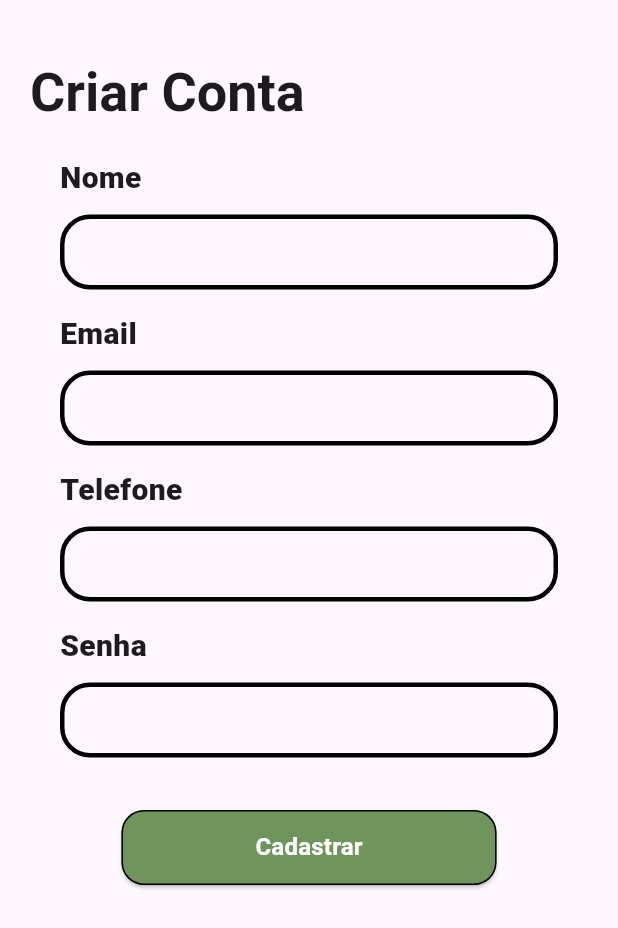
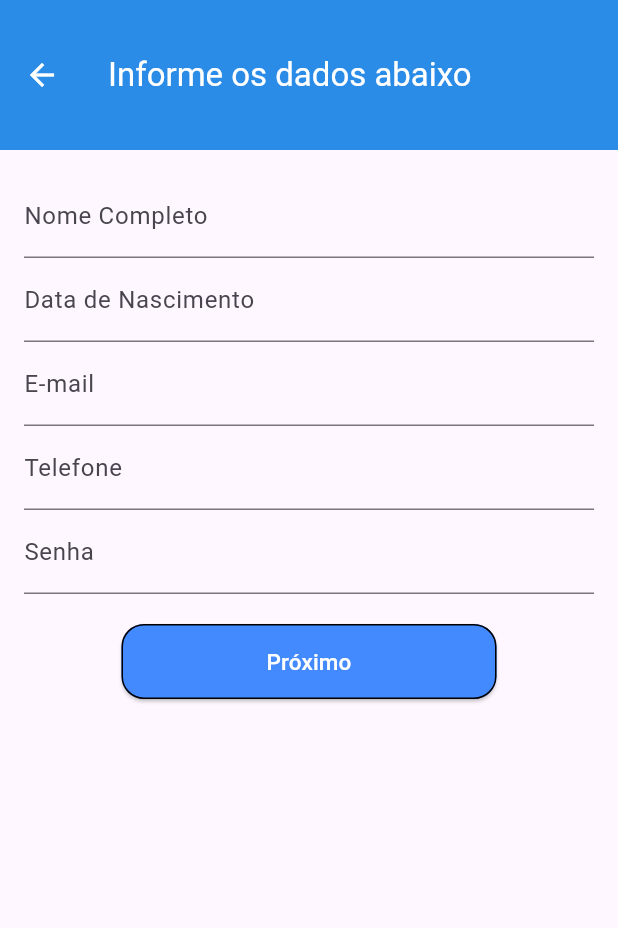
Before and after one commit to gianlucampos/cuida_mais_app, a Flutter app: the screen it shows after launch, after a tap on "Não tenho uma conta!", on a phone screen of 412 x 824 dp. Shown: the top 928 px of the screen. Run offline on Flutter 3.47's test engine with Material 3 defaults, Android fonts, the phone set to English and light mode, and no system bars.

Commit message:
Melhorando telas

```diff
--- /dev/null
+++ b/lib/component/app_bar_component.dart
@@ -0,0 +1,14 @@
+
+import 'package:flutter/material.dart';
+
+AppBar appBar(String title) {
+  return AppBar(
+    backgroundColor: Colors.blue,
+    toolbarHeight: 100,
+    elevation: 20,
+    iconTheme: const IconThemeData(
+      color: Colors.white
+    ),
+    title: Text(title, style: const TextStyle(color: Colors.white)),
+  );
+}
--- a/lib/component/elevated_button_component.dart
+++ b/lib/component/elevated_button_component.dart
@@ -12,7 +12,7 @@ Center elevatedButton(
       child: ElevatedButton(
         style: ButtonStyle(
           backgroundColor:
-              WidgetStateProperty.all<Color>(AppColors.greenSecondary),
+              WidgetStateProperty.all<Color>(Colors.blueAccent),
           shape: WidgetStateProperty.all<RoundedRectangleBorder>(
             RoundedRectangleBorder(
                 borderRadius: BorderRadius.circular(15),
--- a/lib/pages/home/caregiver_info_page.dart
+++ b/lib/pages/home/caregiver_info_page.dart
@@ -1,3 +1,4 @@
+import 'package:cuida_mais_app/component/app_bar_component.dart';
 import 'package:flutter/material.dart';
 
 class CaregiverInfoPage extends StatelessWidget {
@@ -6,9 +7,7 @@ class CaregiverInfoPage extends StatelessWidget {
   @override
   Widget build(BuildContext context) {
     return Scaffold(
-      appBar: AppBar(
-        title: const Text('Informações do cuidador'),
-      ),
+      appBar: appBar('Informações do cuidador'),
       body: const Padding(
         padding: EdgeInsets.symmetric(horizontal: 20, vertical: 40),
         child: Column(
--- /dev/null
+++ b/lib/pages/login/account_form_page.dart
@@ -0,0 +1,118 @@
+import 'package:cuida_mais_app/component/app_bar_component.dart';
+import 'package:cuida_mais_app/component/elevated_button_component.dart';
+import 'package:cuida_mais_app/pages/login/address_form_page.dart';
+import 'package:flutter/material.dart';
+
+class AccountFormPage extends StatefulWidget {
+  const AccountFormPage({super.key});
+
+  @override
+  AccountFormPageState createState() => AccountFormPageState();
+}
+
+class AccountFormPageState extends State<AccountFormPage> {
+  final _formKey = GlobalKey<FormState>();
+
+  // Controladores para os campos do formulário
+  final TextEditingController _nameController = TextEditingController();
+  final TextEditingController _birthDateController = TextEditingController();
+  final TextEditingController _emailController = TextEditingController();
+  final TextEditingController _phoneController = TextEditingController();
+  final TextEditingController _passwordController = TextEditingController();
+
+  @override
+  Widget build(BuildContext context) {
+    return Scaffold(
+      appBar: appBar('Informe os dados abaixo'),
+      body: Padding(
+        padding: const EdgeInsets.all(16.0),
+        child: Form(
+          key: _formKey,
+          child: ListView(
+            children: [
+              TextFormField(
+                controller: _nameController,
+                decoration: const InputDecoration(labelText: 'Nome Completo'),
+                validator: (value) {
+                  if (value == null || value.isEmpty) {
+                    return 'Por favor, insira seu nome completo.';
+                  }
+                  return null;
+                },
+              ),
+              TextFormField(
+                controller: _birthDateController,
+                decoration: const InputDecoration(labelText: 'Data de Nascimento'),
+                keyboardType: TextInputType.datetime,
+                validator: (value) {
+                  if (value == null || value.isEmpty) {
+                    return 'Por favor, insira sua data de nascimento.';
+                  }
+                  return null;
+                },
+              ),
+              TextFormField(
+                controller: _emailController,
+                decoration: const InputDecoration(labelText: 'E-mail'),
+                keyboardType: TextInputType.emailAddress,
+                validator: (value) {
+                  if (value == null || value.isEmpty) {
+                    return 'Por favor, insira seu e-mail.';
+                  } else if (!RegExp(r'^[^@]+@[^@]+\.[^@]+').hasMatch(value)) {
+                    return 'Por favor, insira um e-mail válido.';
+                  }
+                  return null;
+                },
+              ),
+              TextFormField(
+                controller: _phoneController,
+                decoration: const InputDecoration(labelText: 'Telefone'),
+                keyboardType: TextInputType.phone,
+                validator: (value) {
+                  if (value == null || value.isEmpty) {
+                    return 'Por favor, insira seu telefone.';
+                  }
+                  return null;
+                },
+              ),
+              TextFormField(
+                controller: _passwordController,
+                decoration: const InputDecoration(labelText: 'Senha'),
+                obscureText: true,
+                validator: (value) {
+                  if (value == null || value.isEmpty) {
+                    return 'Por favor, insira uma senha.';
+                  } else if (value.length < 6) {
+                    return 'A senha deve ter pelo menos 6 caracteres.';
+                  }
+                  return null;
+                },
+              ),
+              const SizedBox(height: 20),
+              elevatedButton(
+                  label: 'Próximo', onPressedAction: () => onSave(context)),
+            ],
+          ),
+        ),
+      ),
+    );
+  }
+
+  void onSave(BuildContext context) {
+    if (_formKey.currentState!.validate()) {
+      Navigator.push(
+          context, MaterialPageRoute(builder: (context) => const AddressFormPage()));
+    }
+  }
+
+  @override
+  void dispose() {
+    // Limpa os controladores para evitar vazamento de memória
+    _nameController.dispose();
+    _birthDateController.dispose();
+    _emailController.dispose();
+    _phoneController.dispose();
+    _passwordController.dispose();
+    super.dispose();
+  }
+}
--- a/lib/pages/login/create_account_page.dart
+++ /dev/null
@@ -1,54 +0,0 @@
-import 'package:cuida_mais_app/component/elevated_button_component.dart';
-import 'package:cuida_mais_app/component/input_text_component.dart';
-import 'package:cuida_mais_app/pages/login/login_page.dart';
-import 'package:flutter/material.dart';
-
-class CreateAccountPage extends StatelessWidget {
-  CreateAccountPage({super.key});
-
-  final _formKey = GlobalKey<FormState>();
-
-  @override
-  Widget build(BuildContext context) {
-    return Scaffold(
-        body: SingleChildScrollView(
-          child: Padding(
-            padding: const EdgeInsets.symmetric(horizontal: 20, vertical: 40),
-            child: Column(
-              crossAxisAlignment: CrossAxisAlignment.start,
-              children: [
-                Text('Criar Conta',
-                    style: Theme.of(context)
-                        .textTheme
-                        .displaySmall!
-                        .merge(const TextStyle(fontWeight: FontWeight.bold))),
-                Padding(
-                  padding: const EdgeInsets.symmetric(horizontal: 20, vertical: 20),
-                  child: Form(
-                    key: _formKey,
-                    child: Column(
-                      children: [
-                        inputText(label: 'Nome'),
-                        inputText(label: 'Email'),
-                        inputText(label: 'Telefone'),
-                        inputText(label: 'Senha'),
-                      ],
-                    ),
-                  ),
-                ),
-                elevatedButton(
-                  textStyle: Theme.of(context).textTheme.titleMedium!.merge(
-                      const TextStyle(
-                          color: Colors.white, fontWeight: FontWeight.bold)),
-                  label: 'Cadastrar',
-                  onPressedAction: () => Navigator.push(
-                    context,
-                    MaterialPageRoute(builder: (context) => LoginPage()),
-                  ),
-                ),
-              ],
-            ),
-          ),
-        ));
-  }
-}
--- a/lib/pages/login/login_page.dart
+++ b/lib/pages/login/login_page.dart
@@ -1,6 +1,7 @@
+import 'package:cuida_mais_app/component/elevated_button_component.dart';
 import 'package:cuida_mais_app/component/input_text_component.dart';
 import 'package:cuida_mais_app/pages/home/home_page.dart';
-import 'package:cuida_mais_app/pages/login/create_account_page.dart';
+import 'package:cuida_mais_app/pages/login/account_form_page.dart';
 import 'package:flutter/material.dart';
 
 class LoginPage extends StatelessWidget {
@@ -48,24 +49,18 @@ class LoginPage extends StatelessWidget {
                 ),
               ),
             ),
-            ElevatedButton(
-              child: const Text('Entrar'),
-              onPressed: () => Navigator.push(
-                context,
-                MaterialPageRoute(builder: (context) => const HomePage()),
-              ),
-            ),
-            ElevatedButton(
-              child: const Text('Não tenho uma conta!'),
-              onPressed: () => Navigator.push(
-                context,
-                MaterialPageRoute(builder: (context) => CreateAccountPage()),
-              ),
-            ),
+            elevatedButton(
+                label: 'Entrar',
+                onPressedAction: () => Navigator.push(context,
+                    MaterialPageRoute(builder: (context) => const HomePage()))),
+            const SizedBox(height: 20),
+            elevatedButton(
+                label: 'Não tenho uma conta!',
+                onPressedAction: () => Navigator.push(context,
+                    MaterialPageRoute(builder: (context) => const AccountFormPage()))),
           ],
         ),
       ),
-
     );
   }
 }
```
Also changed, not shown: lib/pages/home/home_page.dart (+25 -12 lines), lib/pages/login/address_form_page.dart (added, +145 -0 lines).
